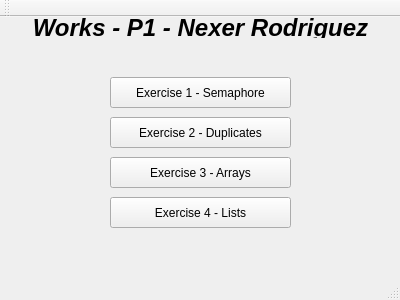
This is MainMenu.ui in rNexeR/Estructura-Works-P1-NR as Qt 5 draws it before an edit. The edited form follows.
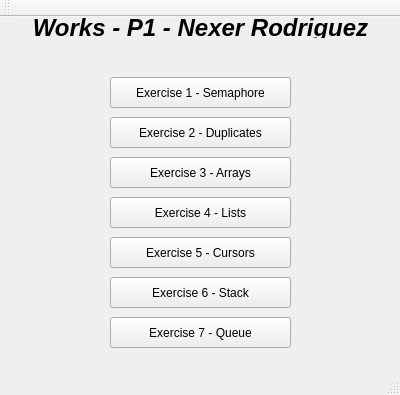
This is the edited form.

The edit to the form file:
```diff
--- a/MainMenu.ui
+++ b/MainMenu.ui
@@ -7,7 +7,7 @@
     <x>0</x>
     <y>0</y>
     <width>400</width>
-    <height>300</height>
+    <height>395</height>
    </rect>
   </property>
   <property name="windowTitle">
@@ -93,6 +93,45 @@
      <string>Exercise 4 - Lists</string>
     </property>
    </widget>
+   <widget class="QPushButton" name="pushButton_5">
+    <property name="geometry">
+     <rect>
+      <x>110</x>
+      <y>220</y>
+      <width>181</width>
+      <height>31</height>
+     </rect>
+    </property>
+    <property name="text">
+     <string>Exercise 5 - Cursors</string>
+    </property>
+   </widget>
+   <widget class="QPushButton" name="pushButton_6">
+    <property name="geometry">
+     <rect>
+      <x>110</x>
+      <y>260</y>
+      <width>181</width>
+      <height>31</height>
+     </rect>
+    </property>
+    <property name="text">
+     <string>Exercise 6 - Stack</string>
+    </property>
+   </widget>
+   <widget class="QPushButton" name="pushButton_7">
+    <property name="geometry">
+     <rect>
+      <x>110</x>
+      <y>300</y>
+      <width>181</width>
+      <height>31</height>
+     </rect>
+    </property>
+    <property name="text">
+     <string>Exercise 7 - Queue</string>
+    </property>
+   </widget>
   </widget>
   <widget class="QToolBar" name="mainToolBar">
    <attribute name="toolBarArea">
```
